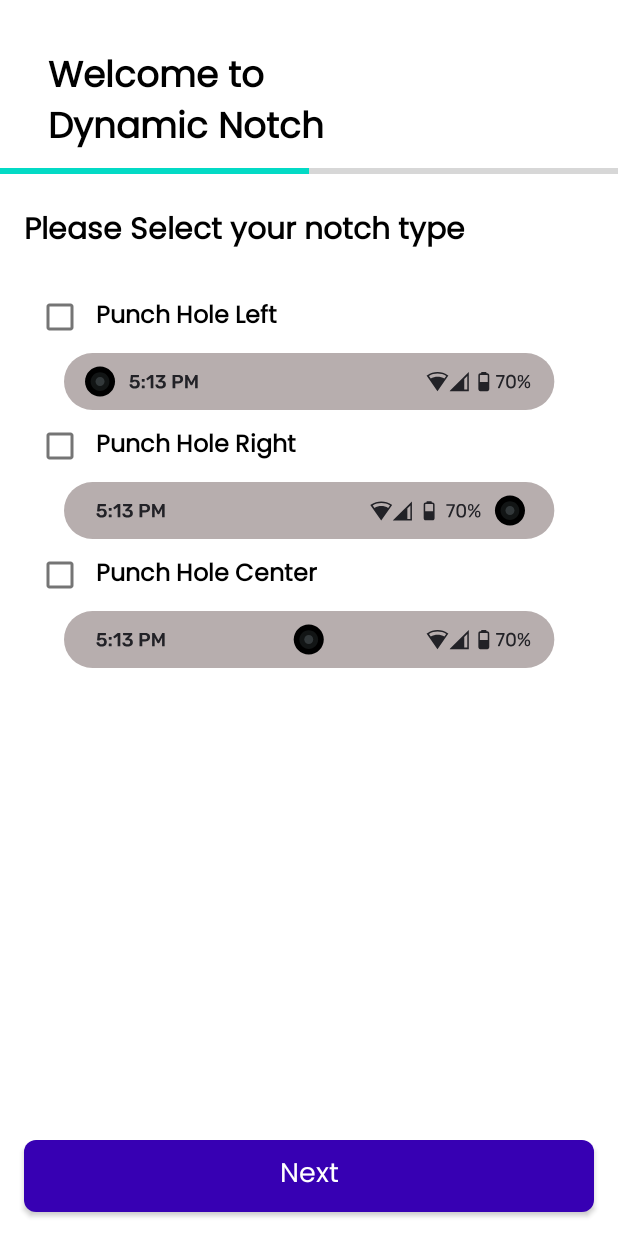
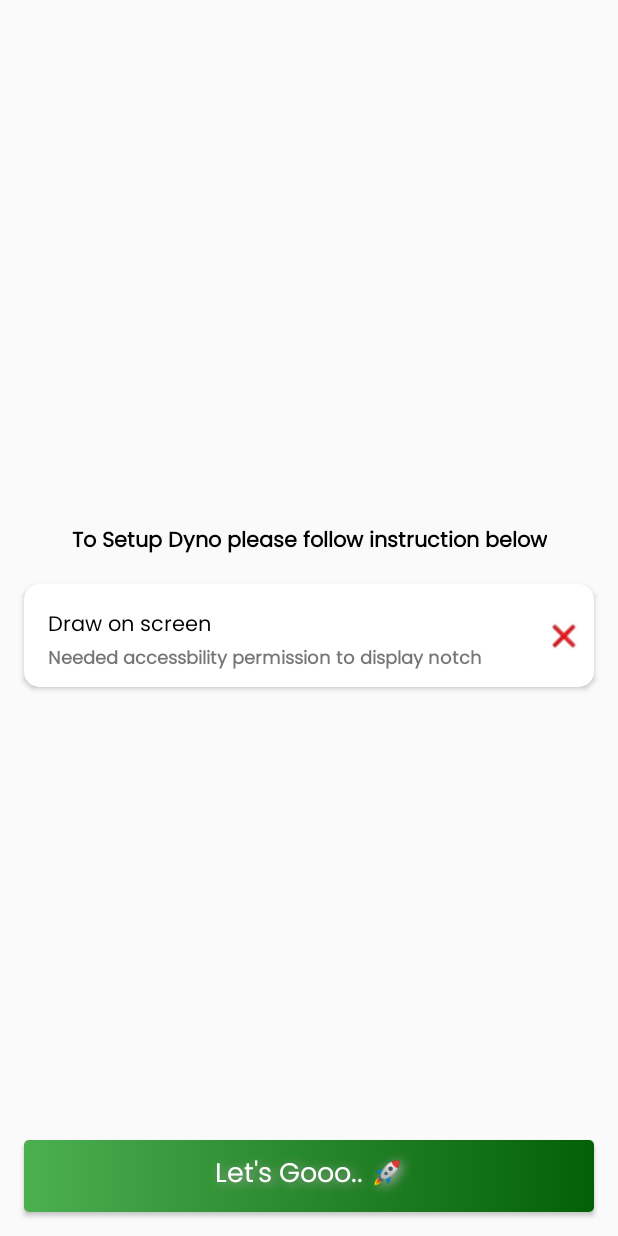
Before and after one commit to Piyusinha/DynamicIsland, an Android app: the screen it shows after launch (MainActivity), on a phone screen of 412 x 824 dp. Run offline under Robolectric (Android 15) with nearby library versions, the phone set to English and light mode, and no system bars; our stand-ins replace Dagger/Hilt's generated code, data binding; libraries missing offline, so code that uses them is left out: com.facebook.flipper, com.facebook.soloader; 2 statements that could not run were skipped.

Commit message:
All previous done

```diff
--- a/app/src/main/java/com/anaa/dynamicisland/MainActivity.kt
+++ b/app/src/main/java/com/anaa/dynamicisland/MainActivity.kt
@@ -9,6 +9,7 @@
 import androidx.activity.result.contract.ActivityResultContracts
 import androidx.lifecycle.ViewModelProvider
 import com.anaa.dynamicisland.databinding.ActivityMain2Binding
+import com.anaa.dynamicisland.fragments.PermissionFragment
 import com.anaa.dynamicisland.fragments.SetupNotchPositionFragment
 import com.anaa.dynamicisland.fragments.WelcomeNotchType
 import com.anaa.dynamicisland.utils.DynamixSharedPref
@@ -48,7 +49,7 @@
         DynamixSharedPref(this).setWidth(ScreenUtils().getScreenWidth(this))
         if (savedInstanceState == null) {
             supportFragmentManager.apply {
-                beginTransaction().add(R.id.container, WelcomeNotchType.newInstance()).commit()
+                beginTransaction().add(R.id.container, PermissionFragment.newInstance()).commit()
             }
         }
         updateProgress()
@@ -58,16 +59,7 @@
 
     private fun initObserver() {
         viewModel.changeFragment.toFreshLiveData().observe(this) {
-            if (!Settings.canDrawOverlays(this)) {
-                val intent = Intent(
-                    Settings.ACTION_MANAGE_OVERLAY_PERMISSION,
-                    Uri.parse("package:$packageName")
-                )
-                activityOverlayResult.launch(intent)
-            } else{
-                changeFragment(it)
-            }
-
+           changeFragment(it)
         }
     }
 
--- a/app/src/main/java/com/anaa/dynamicisland/accessibilty/MyAccessibilityService.kt
+++ b/app/src/main/java/com/anaa/dynamicisland/accessibilty/MyAccessibilityService.kt
@@ -50,6 +50,10 @@
     }
 
     override fun onServiceConnected() {
+
+    }
+
+    private fun onEnabled() {
         job = SupervisorJob()
         scope = CoroutineScope(Dispatchers.Main + job)
 
--- a/app/src/main/java/com/anaa/dynamicisland/di/FragmentBuilders.kt
+++ b/app/src/main/java/com/anaa/dynamicisland/di/FragmentBuilders.kt
@@ -1,5 +1,6 @@
 package com.anaa.dynamicisland.di
 
+import com.anaa.dynamicisland.fragments.PermissionFragment
 import com.anaa.dynamicisland.fragments.SetupNotchPositionFragment
 import com.anaa.dynamicisland.fragments.WelcomeNotchType
 import dagger.Module
@@ -14,4 +15,7 @@
 
     @ContributesAndroidInjector
     abstract fun contributeNotchPositionFragment(): SetupNotchPositionFragment
+
+    @ContributesAndroidInjector
+    abstract fun contributePermissionFragment(): PermissionFragment
 }
--- /dev/null
+++ b/app/src/main/java/com/anaa/dynamicisland/fragments/PermissionFragment.kt
@@ -0,0 +1,108 @@
+package com.anaa.dynamicisland.fragments
+
+import android.Manifest
+import android.accessibilityservice.AccessibilityServiceInfo
+import android.content.Context
+import android.content.Intent
+import android.os.Bundle
+import android.provider.Settings
+import android.view.LayoutInflater
+import android.view.View
+import android.view.ViewGroup
+import android.view.accessibility.AccessibilityManager
+import androidx.activity.result.ActivityResultLauncher
+import androidx.activity.result.contract.ActivityResultContracts
+import androidx.core.content.ContextCompat
+import androidx.core.content.ContextCompat.getSystemService
+import androidx.lifecycle.ViewModelProvider
+import com.anaa.dynamicisland.MainActivity
+import com.anaa.dynamicisland.MainActivityViewModel
+import com.anaa.dynamicisland.R
+import com.anaa.dynamicisland.databinding.FragmentPermissionBinding
+import dagger.android.support.DaggerFragment
+import javax.inject.Inject
+
+
+class PermissionFragment : DaggerFragment() {
+
+    lateinit var binding: FragmentPermissionBinding
+    @Inject
+    lateinit var viewModelFactory: ViewModelProvider.Factory
+
+    private var activityOverlayResult: ActivityResultLauncher<Intent> = registerForActivityResult(
+        ActivityResultContracts.StartActivityForResult()) { result ->
+            if(result == null) {
+
+            }
+    }
+
+    private val sharedViewModel by lazy {
+        ViewModelProvider(requireActivity(),viewModelFactory)[MainActivityViewModel::class.java]
+    }
+
+    override fun onCreate(savedInstanceState: Bundle?) {
+        super.onCreate(savedInstanceState)
+
+    }
+
+    override fun onCreateView(
+        inflater: LayoutInflater, container: ViewGroup?,
+        savedInstanceState: Bundle?
+    ): View? {
+        binding = FragmentPermissionBinding.inflate(inflater)
+        return binding.root
+    }
+
+
+    override fun onViewCreated(view: View, savedInstanceState: Bundle?) {
+        super.onViewCreated(view, savedInstanceState)
+        setupAccesbilityView()
+        binding.accesibilty.setOnClickListener {
+            if(checkAccessibilityPermission()) {
+                return@setOnClickListener
+            }
+            startActivity(Intent(Settings.ACTION_ACCESSIBILITY_SETTINGS))
+        }
+        binding.confirmPosition.setOnClickListener {
+            if(!checkAccessibilityPermission()) {
+                return@setOnClickListener
+            }
+            sharedViewModel.changeFragment(WelcomeNotchType.newInstance())
+        }
+
+        val am = activity?.getSystemService(Context.ACCESSIBILITY_SERVICE) as AccessibilityManager?
+        am!!.addAccessibilityStateChangeListener { b ->
+            if(b) {
+                startActivity(Intent(requireActivity(),MainActivity::class.java).addFlags(Intent.FLAG_ACTIVITY_CLEAR_TASK or Intent.FLAG_ACTIVITY_NEW_TASK))
+            }
+        }
+    }
+
+    private fun setupAccesbilityView() {
+        if(checkAccessibilityPermission()) {
+            binding.crossAccess.setImageDrawable(ContextCompat.getDrawable(requireContext(),R.drawable.check))
+        } else {
+            binding.crossAccess.setImageDrawable(ContextCompat.getDrawable(requireContext(),R.drawable.xcross))
+        }
+    }
+
+    private fun checkAccessibilityPermission(): Boolean {
+        var isAccessibilityEnabled = false
+        (requireActivity().getSystemService(Context.ACCESSIBILITY_SERVICE) as AccessibilityManager).apply {
+            installedAccessibilityServiceList.forEach { installedService ->
+                installedService.resolveInfo.serviceInfo.apply {
+                    if (getEnabledAccessibilityServiceList(AccessibilityServiceInfo.FEEDBACK_ALL_MASK).any { it.resolveInfo.serviceInfo.packageName == packageName && it.resolveInfo.serviceInfo.name == name && permission == Manifest.permission.BIND_ACCESSIBILITY_SERVICE && it.resolveInfo.serviceInfo.packageName == requireActivity().packageName })
+                        isAccessibilityEnabled = true
+                }
+            }
+        }
+        return isAccessibilityEnabled
+    }
+
+    companion object {
+
+        @JvmStatic
+        fun newInstance() =
+            PermissionFragment()
+    }
+}
--- /dev/null
+++ b/app/src/main/res/drawable/button_3d_effect.xml
@@ -0,0 +1,7 @@
+<?xml version="1.0" encoding="utf-8"?>
+<shape android:shape="rectangle" xmlns:android="http://schemas.android.com/apk/res/android">
+    <gradient
+        android:startColor="#4CAF50"
+        android:endColor="#036007" />
+    <corners android:radius="3dp" />
+</shape>
--- a/app/src/main/res/layout/activity_main2.xml
+++ b/app/src/main/res/layout/activity_main2.xml
@@ -19,26 +19,16 @@
         app:layout_constraintTop_toTopOf="parent"
         app:layout_constraintVertical_bias="0.162" />
 
-    <TextView
-        android:id="@+id/header"
-        android:layout_width="0dp"
-        android:layout_height="wrap_content"
-        android:layout_margin="32dp"
-        android:text="Welcome to \nDynamic Notch"
-        android:textColor="@color/black"
-        android:textSize="24sp"
-        android:textStyle="bold"
-        app:layout_constraintStart_toStartOf="parent"
-        app:layout_constraintTop_toTopOf="parent" />
     <ProgressBar
+        android:visibility="gone"
         android:id="@+id/progress"
         android:layout_width="0dp"
         android:layout_height="wrap_content"
         android:indeterminateTint="@color/green"
         style="?android:attr/progressBarStyleHorizontal"
+        app:layout_constraintTop_toTopOf="parent"
         app:layout_constraintStart_toStartOf="parent"
-        app:layout_constraintEnd_toEndOf="parent"
-        app:layout_constraintTop_toBottomOf="@id/header"/>
+        app:layout_constraintEnd_toEndOf="parent"/>
 
     <FrameLayout
         android:id="@+id/container"
--- /dev/null
+++ b/app/src/main/res/layout/fragment_permission.xml
@@ -0,0 +1,93 @@
+<?xml version="1.0" encoding="utf-8"?>
+<layout xmlns:app="http://schemas.android.com/apk/res-auto"
+    xmlns:tools="http://schemas.android.com/tools"
+    xmlns:android="http://schemas.android.com/apk/res/android">
+    <androidx.coordinatorlayout.widget.CoordinatorLayout
+        android:layout_width="match_parent"
+        android:layout_height="match_parent"
+        android:background="#fafafa">
+<androidx.constraintlayout.widget.ConstraintLayout
+    android:layout_gravity="center"
+    android:layout_width="match_parent"
+    android:layout_height="wrap_content"
+    tools:context=".fragments.PermissionFragment">
+
+    <!-- TODO: Update blank fragment layout -->
+    <TextView
+        android:id="@+id/textView4"
+        android:layout_width="wrap_content"
+        android:layout_height="wrap_content"
+        android:text="To Setup Dyno please follow instruction below"
+        android:textColor="@color/black"
+        android:textStyle="bold"
+        app:layout_constraintEnd_toEndOf="parent"
+        app:layout_constraintStart_toStartOf="parent"
+        app:layout_constraintTop_toTopOf="parent" />
+
+    <androidx.cardview.widget.CardView
+        app:cardCornerRadius="10dp"
+        android:id="@+id/accesibilty"
+        android:layout_width="0dp"
+        android:layout_height="wrap_content"
+        android:layout_margin="16dp"
+        app:layout_constraintBottom_toBottomOf="parent"
+        app:layout_constraintEnd_toEndOf="parent"
+        app:layout_constraintStart_toStartOf="parent"
+        app:layout_constraintTop_toBottomOf="@+id/textView4" >
+        <androidx.constraintlayout.widget.ConstraintLayout
+            android:padding="8dp"
+            android:layout_width="match_parent"
+            android:layout_height="match_parent">
+        <TextView
+            android:id="@+id/text_message"
+            android:layout_margin="8dp"
+            android:elevation="1dp"
+            android:layout_width="wrap_content"
+            android:layout_height="wrap_content"
+            android:text="Draw on screen "
+            android:textColor="@color/black"
+            app:layout_constraintStart_toStartOf="parent"
+            app:layout_constraintTop_toTopOf="parent" />
+
+            <TextView
+                android:layout_marginEnd="16dp"
+                android:layout_width="0dp"
+                android:layout_height="wrap_content"
+                android:elevation="1dp"
+                android:text="Needed accessbility permission to display notch "
+                android:textSize="12sp"
+                android:textStyle="bold"
+                app:layout_constraintEnd_toStartOf="@+id/cross_access"
+                app:layout_constraintStart_toStartOf="@id/text_message"
+                app:layout_constraintTop_toBottomOf="@id/text_message" />
+
+            <ImageView
+                android:id="@+id/cross_access"
+                android:layout_width="wrap_content"
+                android:layout_height="wrap_content"
+                android:src="@drawable/xcross"
+                app:layout_constraintBottom_toBottomOf="parent"
+                app:layout_constraintEnd_toEndOf="parent"
+                app:layout_constraintTop_toTopOf="parent" />
+        </androidx.constraintlayout.widget.ConstraintLayout>
+    </androidx.cardview.widget.CardView>
+
+</androidx.constraintlayout.widget.ConstraintLayout>
+        <androidx.appcompat.widget.AppCompatButton
+        android:layout_gravity="bottom"
+        android:id="@+id/confirm_position"
+        android:layout_width="match_parent"
+        android:layout_height="wrap_content"
+        android:layout_margin="16dp"
+        android:background="@drawable/button_3d_effect"
+        android:text="Let's Gooo.. 🚀"
+        android:textAllCaps="false"
+        android:textColor="@color/white"
+        android:textSize="18sp"
+        android:shadowColor="#A8A8A8"
+        android:shadowDx="3"
+        android:shadowDy="2"
+        android:shadowRadius="8"
+            />
+    </androidx.coordinatorlayout.widget.CoordinatorLayout>
+</layout>
--- a/app/src/main/res/layout/fragment_welcome_notch_type.xml
+++ b/app/src/main/res/layout/fragment_welcome_notch_type.xml
@@ -3,6 +3,7 @@
     xmlns:tools="http://schemas.android.com/tools"
     xmlns:android="http://schemas.android.com/apk/res/android">
 <androidx.constraintlayout.widget.ConstraintLayout
+    android:background="#fafafa"
     android:layout_width="match_parent"
     android:layout_height="match_parent"
     tools:context=".fragments.WelcomeNotchType">
```
Also changed, not shown: app/src/main/res/drawable/check.webp (added), app/src/main/res/drawable/xcross.webp (added).
